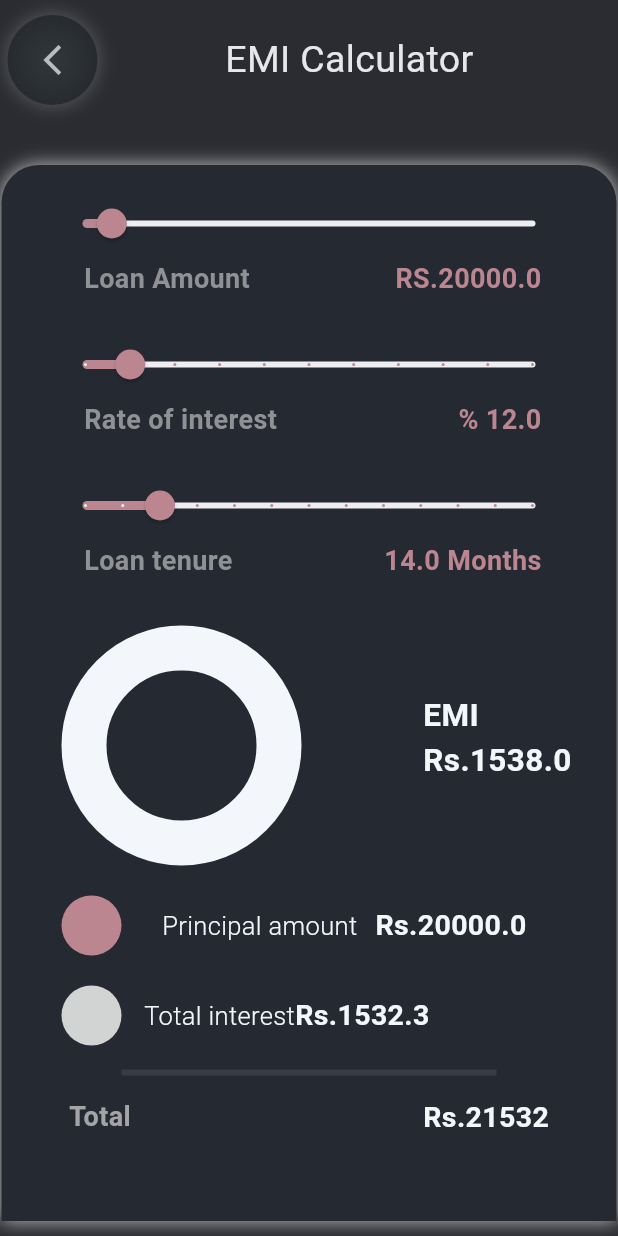
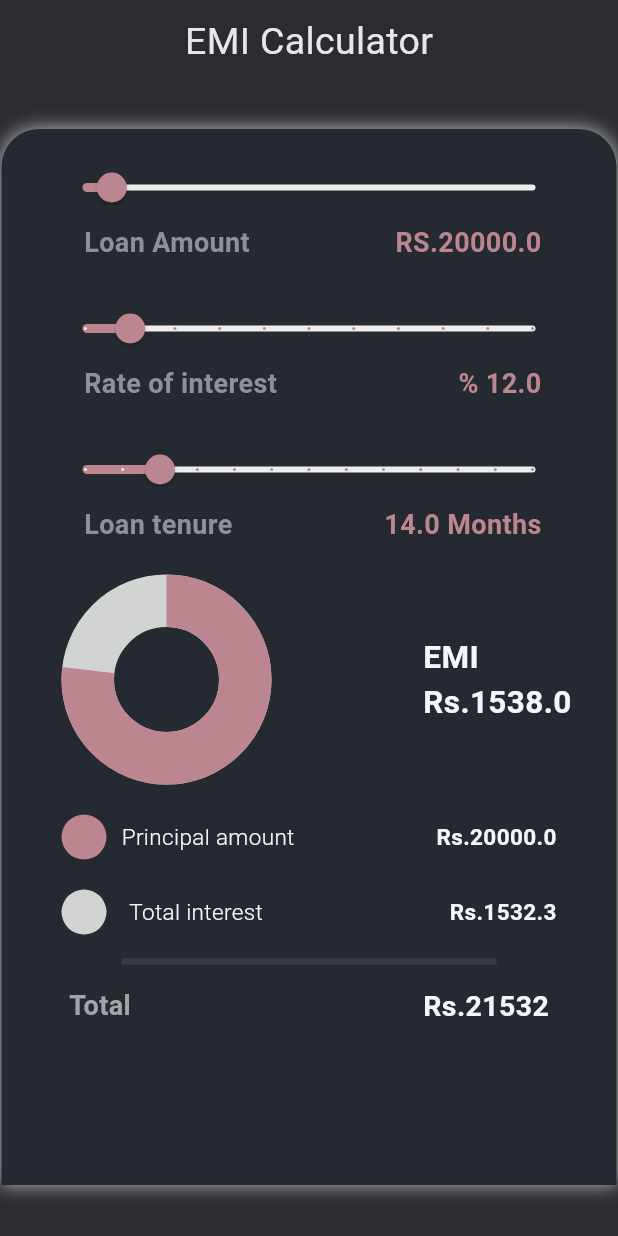
Before and after one commit to drashti7090/emi-calculator, a Flutter app: the screen it shows after launch, on a phone screen of 412 x 824 dp. Run offline on Flutter 3.47's test engine with Material 2 defaults, Android fonts, the phone set to English and light mode, and no system bars; drawn by our look-alikes of percent_indicator.

Commit message:
progress indigator

```diff
--- a/lib/emi_calculator.dart
+++ b/lib/emi_calculator.dart
@@ -1,6 +1,6 @@
 import 'dart:math';
-
 import 'package:flutter/material.dart';
+import 'package:percent_indicator/circular_percent_indicator.dart';
 
 class EmiCalculatorFinal extends StatefulWidget {
   const EmiCalculatorFinal({Key? key}) : super(key: key);
@@ -17,7 +17,6 @@ class _EmiCalculatorFinalState extends State<EmiCalculatorFinal> {
 
   @override
   Widget build(BuildContext context) {
-    debugPrint("convert to double ${double.parse("10.20")}");
     return Scaffold(
       body: SafeArea(
         child: SingleChildScrollView(
@@ -30,41 +29,19 @@ class _EmiCalculatorFinalState extends State<EmiCalculatorFinal> {
                   color: const Color(0xff2B2C31),
                   child: Column(
                     children: [
-                      Padding(
-                        padding: const EdgeInsets.only(top: 10),
+                      const Padding(
+                        padding: EdgeInsets.only(top: 10),
                         child: Row(
                           children: [
-                            Container(
-                              height: 60,
-                              width: 60,
-                              margin: const EdgeInsets.only(left: 5),
-                              decoration: const BoxDecoration(
-                                  color: Color(0xff2B2C31),
-                                  shape: BoxShape.circle,
-                                  gradient: RadialGradient(
-                                    colors: [
-                                      Color(0xff32373B),
-                                      Color(0xff272B30),
-                                    ],
-                                  ),
-                                  boxShadow: [
-                                    BoxShadow(color: Colors.white24, blurRadius: 10)
-                                  ]),
-                              child: const Icon(
-                                Icons.arrow_back_ios_new_outlined,
-                                color: Color(0xffBABDC0),
-                              ),
-                            ),
-                            const SizedBox(
-                              width: 85,
-                            ),
-                            const Text(
+                            Spacer(),
+                            Text(
                               "EMI Calculator",
                               style: TextStyle(
                                   color: Color(0xffE6E7E8),
                                   fontSize: 25,
                                   fontWeight: FontWeight.w400),
-                            )
+                            ),
+                            Spacer(),
                           ],
                         ),
                       ),
@@ -107,7 +84,8 @@ class _EmiCalculatorFinalState extends State<EmiCalculatorFinal> {
                                 bottom: 20,
                               ),
                               child: Row(
-                                mainAxisAlignment: MainAxisAlignment.spaceBetween,
+                                mainAxisAlignment:
+                                    MainAxisAlignment.spaceBetween,
                                 children: [
                                   const Text(
                                     "Loan Amount",
@@ -147,7 +125,8 @@ class _EmiCalculatorFinalState extends State<EmiCalculatorFinal> {
                                 bottom: 20,
                               ),
                               child: Row(
-                                mainAxisAlignment: MainAxisAlignment.spaceBetween,
+                                mainAxisAlignment:
+                                    MainAxisAlignment.spaceBetween,
                                 children: [
                                   const Text(
                                     "Rate of interest",
@@ -187,7 +166,8 @@ class _EmiCalculatorFinalState extends State<EmiCalculatorFinal> {
                                 bottom: 20,
                               ),
                               child: Row(
-                                mainAxisAlignment: MainAxisAlignment.spaceBetween,
+                                mainAxisAlignment:
+                                    MainAxisAlignment.spaceBetween,
                                 children: [
                                   const Text(
                                     "Loan tenure",
@@ -206,20 +186,21 @@ class _EmiCalculatorFinalState extends State<EmiCalculatorFinal> {
                                 ],
                               ),
                             ),
-                            Row(
-                              mainAxisAlignment: MainAxisAlignment.spaceBetween,
+                            Padding(
+                              padding: const EdgeInsets.only(left: 10.0),
+                              child: Row(
+                                mainAxisAlignment:
+                                    MainAxisAlignment.spaceBetween,
                                 children: [
-                                Container(
-                                  height: 160,
-                                  width: 160,
-                                  margin: const EdgeInsets.only(
-                                      top: 10, left: 10, right: 30),
-                                  decoration: BoxDecoration(
-                                      color: const Color(0xff252931),
-                                      border: Border.all(
-                                          color: const Color(0xffF3F6FB),
-                                          width: 30),
-                                      shape: BoxShape.circle),
+                                  CircularPercentIndicator(
+                                    radius: 70.0,
+                                    lineWidth: 35.0,
+                                    percent: 10 *
+                                        (calculateEmi(
+                                            sliderValue, interest, time)) /
+                                        sliderValue,
+                                    progressColor: const Color(0xffBB868F),
+                                    backgroundColor: const Color(0xffD2D3D3),
                                   ),
                                   Text(
                                     "EMI\nRs.${calculateEmi(sliderValue, interest, time).toStringAsFixed(1)}",
@@ -230,16 +211,18 @@ class _EmiCalculatorFinalState extends State<EmiCalculatorFinal> {
                                   )
                                 ],
                               ),
+                            ),
                             Padding(
                               padding: const EdgeInsets.only(
-                                  left: 10.0, right: 30, top: 20),
+                                  left: 10.0, top: 20, right: 10),
                               child: Row(
-                                mainAxisAlignment: MainAxisAlignment.spaceBetween,
+                                mainAxisAlignment:
+                                    MainAxisAlignment.spaceBetween,
                                 children: [
                                   Container(
-                                    height: 40,
-                                    width: 40,
-                                    margin: const EdgeInsets.only(right: 15),
+                                    height: 30,
+                                    width: 30,
+                                    margin: const EdgeInsets.only(right: 10),
                                     decoration: const BoxDecoration(
                                         color: Color(0xffBB868F),
                                         shape: BoxShape.circle),
@@ -248,15 +231,15 @@ class _EmiCalculatorFinalState extends State<EmiCalculatorFinal> {
                                     "Principal amount",
                                     style: TextStyle(
                                         color: Color(0xffF3F6FB),
-                                        fontSize: 17,
+                                        fontSize: 15,
                                         fontWeight: FontWeight.w300),
                                   ),
-
+                                  const Spacer(),
                                   Text(
                                     "Rs.$sliderValue",
                                     style: const TextStyle(
                                         color: Color(0xffF3F6FB),
-                                        fontSize: 19,
+                                        fontSize: 15,
                                         fontWeight: FontWeight.w600),
                                   )
                                 ],
@@ -264,35 +247,31 @@ class _EmiCalculatorFinalState extends State<EmiCalculatorFinal> {
                             ),
                             Padding(
                               padding: const EdgeInsets.only(
-                                  left: 10.0, right: 30, top: 20),
+                                  left: 10.0, top: 20, right: 10),
                               child: Row(
                                 children: [
                                   Container(
-                                    height: 40,
-                                    width: 40,
+                                    height: 30,
+                                    width: 30,
                                     margin: const EdgeInsets.only(right: 15),
                                     decoration: const BoxDecoration(
                                         color: Color(0xffD2D3D3),
                                         shape: BoxShape.circle),
                                   ),
-                                  Row(
-                                    children: [
                                   const Text(
                                     "Total interest",
                                     style: TextStyle(
                                         color: Color(0xffF3F6FB),
-                                            fontSize: 17,
+                                        fontSize: 15,
                                         fontWeight: FontWeight.w300),
                                   ),
-
+                                  const Spacer(),
                                   Text(
                                     "Rs.${calculateInt(sliderValue, interest, time).toStringAsFixed(1)}",
                                     style: const TextStyle(
                                         color: Color(0xffF3F6FB),
-                                            fontSize: 19,
+                                        fontSize: 15,
                                         fontWeight: FontWeight.w600),
-                                      ),
-                                    ],
                                   )
                                 ],
                               ),
@@ -310,7 +289,8 @@ class _EmiCalculatorFinalState extends State<EmiCalculatorFinal> {
                               padding: const EdgeInsets.only(
                                   top: 8.0, right: 15, left: 15),
                               child: Row(
-                                mainAxisAlignment: MainAxisAlignment.spaceBetween,
+                                mainAxisAlignment:
+                                    MainAxisAlignment.spaceBetween,
                                 children: [
                                   const Text(
                                     "Total",
--- a/pubspec.yaml
+++ b/pubspec.yaml
@@ -35,6 +35,7 @@ dependencies:
   # The following adds the Cupertino Icons font to your application.
   # Use with the CupertinoIcons class for iOS style icons.
   cupertino_icons: ^1.0.2
+  percent_indicator: ^4.0.1
 
 dev_dependencies:
   flutter_test:
```
Also changed, not shown: pubspec.lock. Lines whose indentation alone changed are shown as unchanged.
